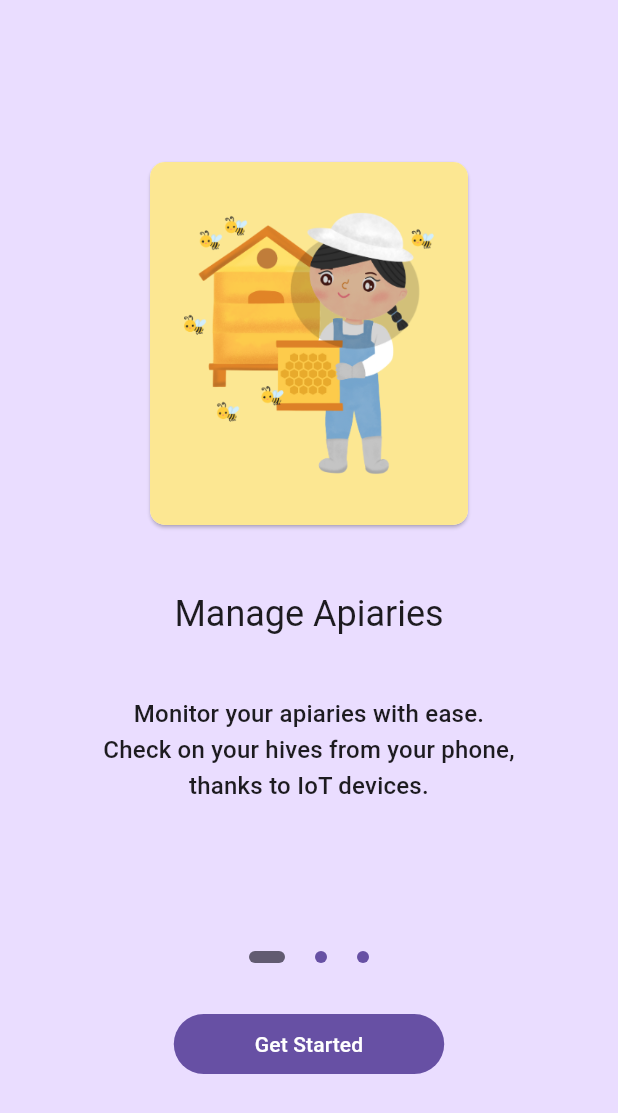
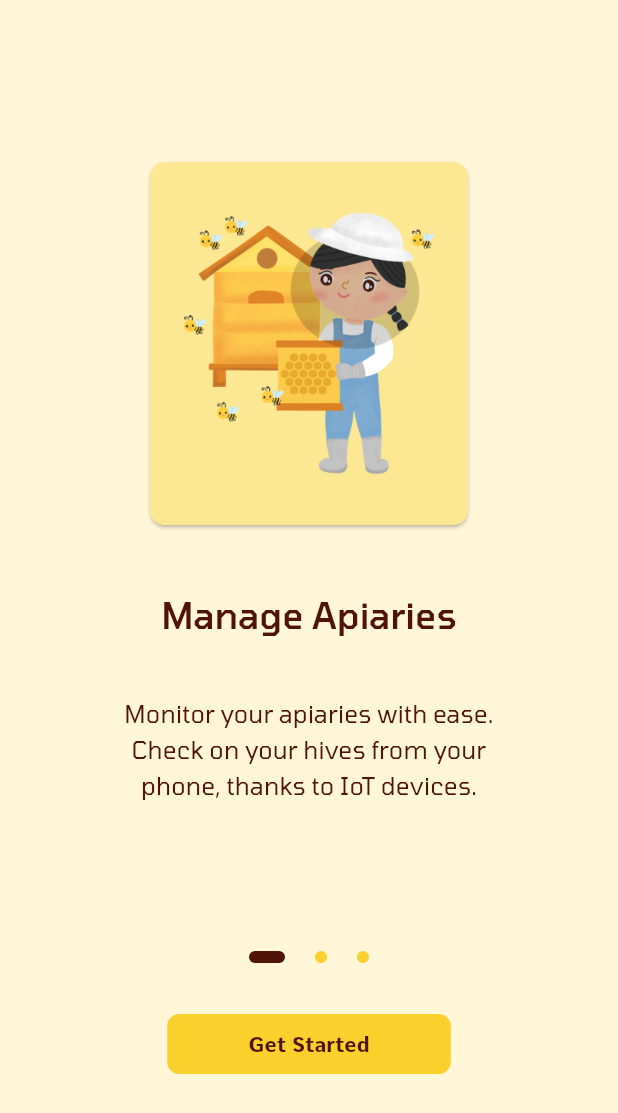
Before and after one commit to Sana-Kassamani/hivemind-app, a Flutter app: the screen it shows after launch, on a phone screen of 412 x 824 dp. Shown: the top 1113 px of the screen. Run offline on Flutter 3.47's test engine with Material 3 defaults, Android fonts, the phone set to English and light mode, and no system bars; drawn by our look-alikes of smooth_page_indicator; our stand-ins replace firebase_core, firebase_messaging, fl_chart, flutter_local_notifications, flutter_slidable, google_maps_flutter and 2 more; accounts and stored records are empty; statements that could not run were skipped.

Commit message:
Flutter <> Add - theme consumer in main to access theme provider

```diff
--- a/lib/main.dart
+++ b/lib/main.dart
@@ -23,6 +23,7 @@ import 'package:hivemind_app/providers/beekeepers.provider.dart';
 import 'package:hivemind_app/providers/hives.provider.dart';
 import 'package:hivemind_app/providers/iotDetails.provider.dart';
 import 'package:hivemind_app/providers/tasks.provider.dart';
+import 'package:hivemind_app/providers/theme.provider.dart';
 import 'package:hivemind_app/utils/notifications/firebase.api.dart';
 import 'package:hivemind_app/utils/themes/theme.dart';
 import 'package:hivemind_app/widgets/general/NavBar.dart';
@@ -57,11 +58,14 @@ class _MyAppState extends State<MyApp> {
         ChangeNotifierProvider(create: (context) => IotDetails()),
         ChangeNotifierProvider(create: (context) => Tasks()),
         ChangeNotifierProvider(create: (context) => Alerts()),
+        ChangeNotifierProvider(create: (context) => ThemeProvider()),
       ],
-      child: MaterialApp(
+      child: Consumer<ThemeProvider>(
+          builder: (BuildContext context, ThemeProvider value, Widget? child) {
+        return MaterialApp(
           title: 'My app', // used by the OS task switcher
           // home: LoginPage(),
-        theme: theme.lightTheme,
+          theme: Provider.of<ThemeProvider>(context).themeData,
           navigatorKey: navigatorKey,
           routes: {
             "/": (context) => OnBoardingScreens(),
@@ -79,7 +83,8 @@ class _MyAppState extends State<MyApp> {
                   index: 2,
                 ),
           },
-      ),
+        );
+      }),
     );
   }
 }
```
Lines whose indentation alone changed are shown as unchanged.
